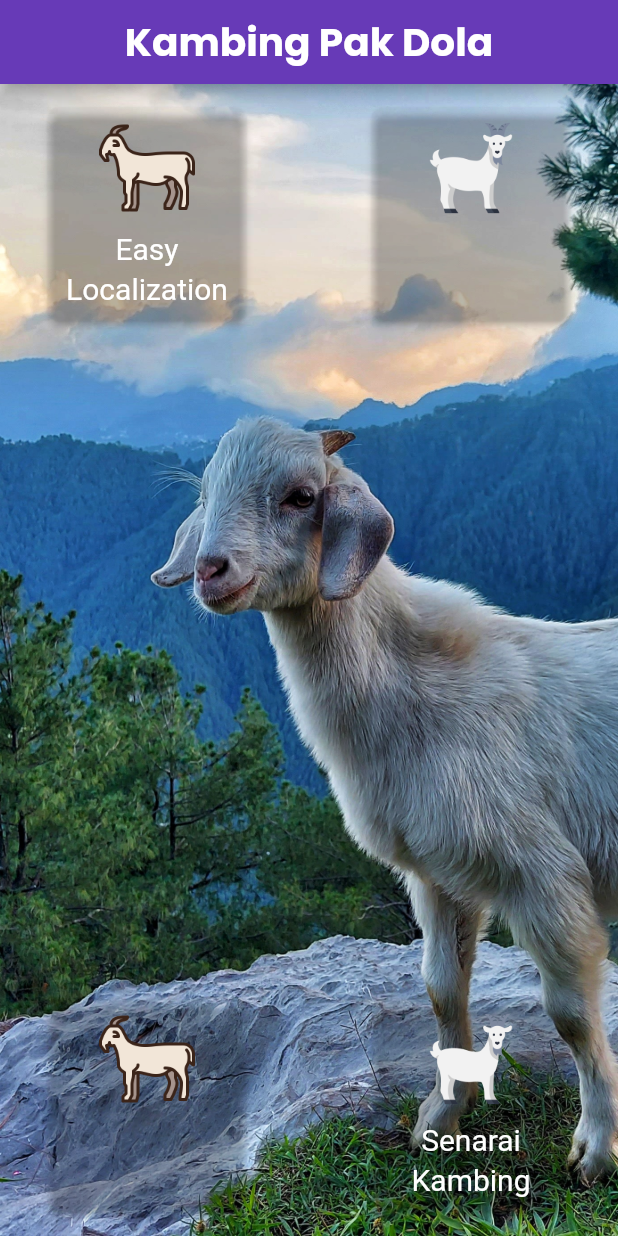
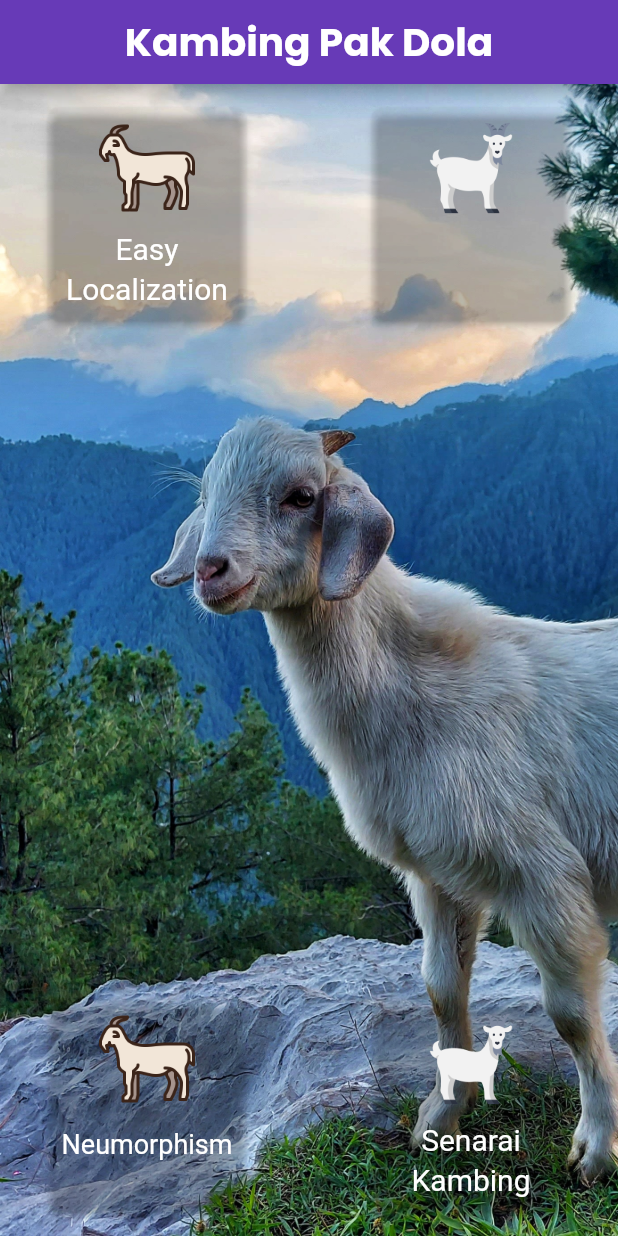
Before and after one commit to datsabahandude/kambing_padula, a Flutter app: the screen it shows after launch, on a phone screen of 412 x 824 dp. Run offline on Flutter 3.47's test engine with Material 2 defaults, Android fonts, the phone set to English and light mode, and no system bars; our stand-ins replace easy_localization, flutter_inset_box_shadow, fluttertoast, google_fonts, hive, hive_flutter and 1 more; accounts and stored records are empty.

Commit message:
Neumorphism #1

```diff
--- a/lib/main.dart
+++ b/lib/main.dart
@@ -5,7 +5,7 @@ import 'package:hive_flutter/hive_flutter.dart';
 import 'package:kambing_padula/add_kambing/models/kambing.dart';
 import 'add_kambing/kambing_list.dart';
 import 'testing/localization.dart';
-import 'testing/penjantan.dart';
+import 'testing/neumorphism.dart';
 
 Future main() async {
   WidgetsFlutterBinding.ensureInitialized();
@@ -16,10 +16,7 @@ Future main() async {
   runApp(
       // Naming based on country locale code 'https://www.fincher.org/Utilities/CountryLanguageList.shtml'
       EasyLocalization(
-          supportedLocales: [
-            Locale('en', 'US'),
-            Locale('ms', 'MY')
-          ],
+          supportedLocales: [Locale('en', 'US'), Locale('ms', 'MY')],
           path: 'assets/translations',
           fallbackLocale: Locale('en', 'US'),
           child: const MyApp()));
@@ -53,7 +50,8 @@ class MyHomePage extends StatelessWidget {
       constraints: const BoxConstraints.expand(),
       decoration: const BoxDecoration(
           image: DecorationImage(
-              image: AssetImage("assets/images/goated.jpg"), fit: BoxFit.cover)),
+              image: AssetImage("assets/images/goated.jpg"),
+              fit: BoxFit.cover)),
       child: Scaffold(
         resizeToAvoidBottomInset: false,
         backgroundColor: Colors.transparent,
@@ -194,7 +192,7 @@ class MyHomePage extends StatelessWidget {
                             Navigator.push(
                                 context,
                                 MaterialPageRoute(
-                                    builder: (context) => penjantan()));
+                                    builder: (context) => neumorphism()));
                           },
                           child: SizedBox(
                             width: 140.0,
@@ -212,16 +210,16 @@ class MyHomePage extends StatelessWidget {
                                       Image.asset("assets/images/goat_icon.png",
                                           width: 64.0),
                                       SizedBox(height: 10.0),
-                                      Text("",
+                                      // Text("Neumorphism",
+                                      //     style: TextStyle(
+                                      //       color: Colors.white,
+                                      //       fontSize: 20.0,
+                                      //     )),
+                                      SizedBox(height: 4.0),
+                                      Text("Neumorphism",
                                           style: TextStyle(
                                             color: Colors.white,
-                                            fontSize: 20.0,
-                                          )),
-                                      SizedBox(height: 4.0),
-                                      Text("",
-                                          style: TextStyle(
-                                            color: Colors.white,
-                                            fontSize: 20.0,
+                                            fontSize: 18.0,
                                           )),
                                     ],
                                   ),
--- a/lib/testing/penjantan.dart
+++ b/lib/testing/neumorphism.dart
@@ -3,14 +3,14 @@ import 'package:flutter_inset_box_shadow/flutter_inset_box_shadow.dart';
 import 'package:google_fonts/google_fonts.dart';
 import 'package:kambing_padula/main.dart';
 
-class penjantan extends StatefulWidget {
-  const penjantan({Key? key}) : super(key: key);
+class neumorphism extends StatefulWidget {
+  const neumorphism({Key? key}) : super(key: key);
 
   @override
-  State<penjantan> createState() => _penjantanState();
+  State<neumorphism> createState() => _neumorphismState();
 }
 
-class _penjantanState extends State<penjantan> {
+class _neumorphismState extends State<neumorphism> {
   bool isPressed = true;
   bool isDarkMode = false;
   @override
@@ -35,7 +35,7 @@ class _penjantanState extends State<penjantan> {
           },
         ),
         title: Text(
-          "Polymorphism",
+          "Neumorphism",
           style: GoogleFonts.poppins(
             textStyle: TextStyle(
                 // color: Colors.lightGreenAccent,
```
